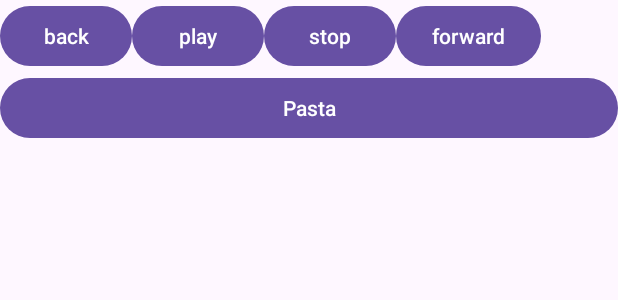
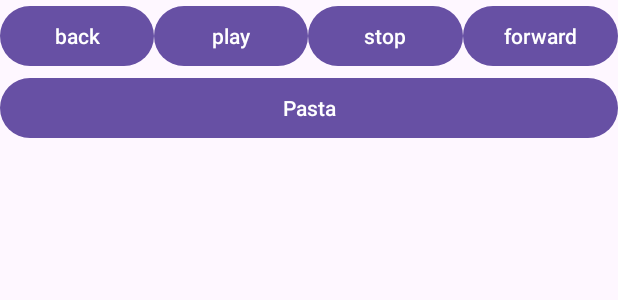
Before and after one commit to katsu0511/pasta_android, an Android app: the layout activity_main.xml on its own in the app's theme, with its tools: preview values and no code run, on a phone screen of 412 x 824 dp. Shown: the top 300 px of the screen. Run offline under Robolectric (Android 15) with nearby library versions, the phone set to English and light mode, and no system bars.

Commit message:
ボタンを等間隔に

```diff
--- a/app/src/main/res/layout/activity_main.xml
+++ b/app/src/main/res/layout/activity_main.xml
@@ -12,26 +12,30 @@
 
         <Button
             android:id="@+id/backward"
-            android:layout_width="wrap_content"
+            android:layout_width="0dp"
             android:layout_height="wrap_content"
+            android:layout_weight="1"
             android:text="@string/backward" />
 
         <Button
             android:id="@+id/play"
-            android:layout_width="wrap_content"
+            android:layout_width="0dp"
             android:layout_height="wrap_content"
+            android:layout_weight="1"
             android:text="@string/play" />
 
         <Button
             android:id="@+id/stop"
-            android:layout_width="wrap_content"
+            android:layout_width="0dp"
             android:layout_height="wrap_content"
+            android:layout_weight="1"
             android:text="@string/stop" />
 
         <Button
             android:id="@+id/forward"
-            android:layout_width="wrap_content"
+            android:layout_width="0dp"
             android:layout_height="wrap_content"
+            android:layout_weight="1"
             android:text="@string/forward" />
 
     </LinearLayout>
```
